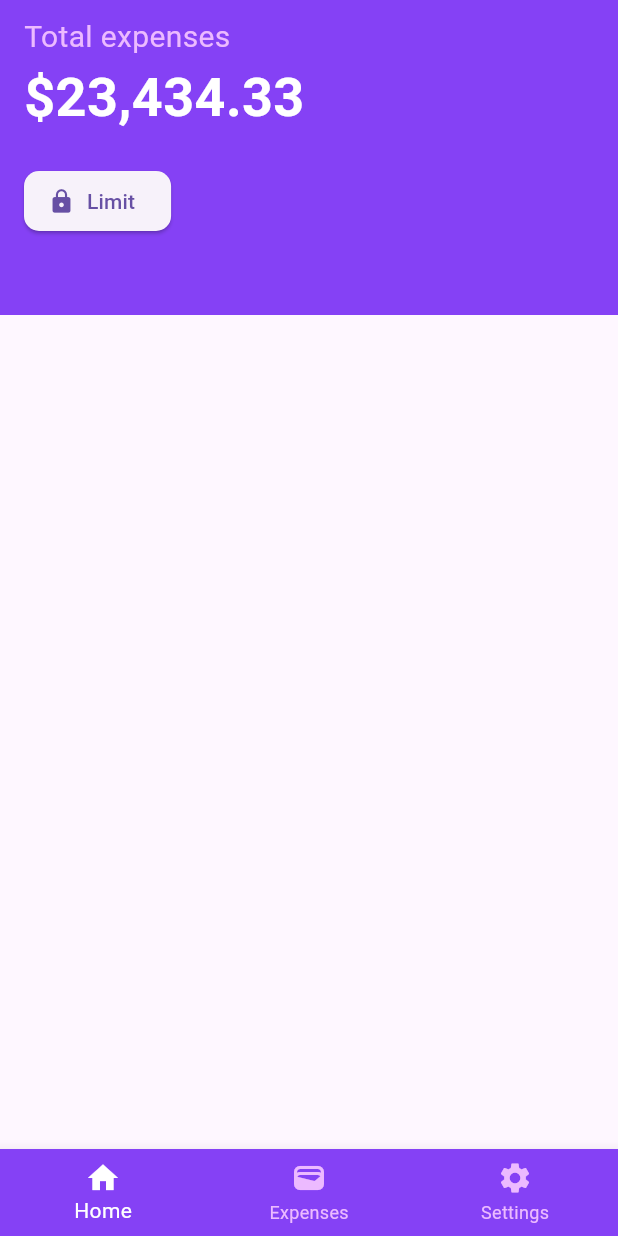
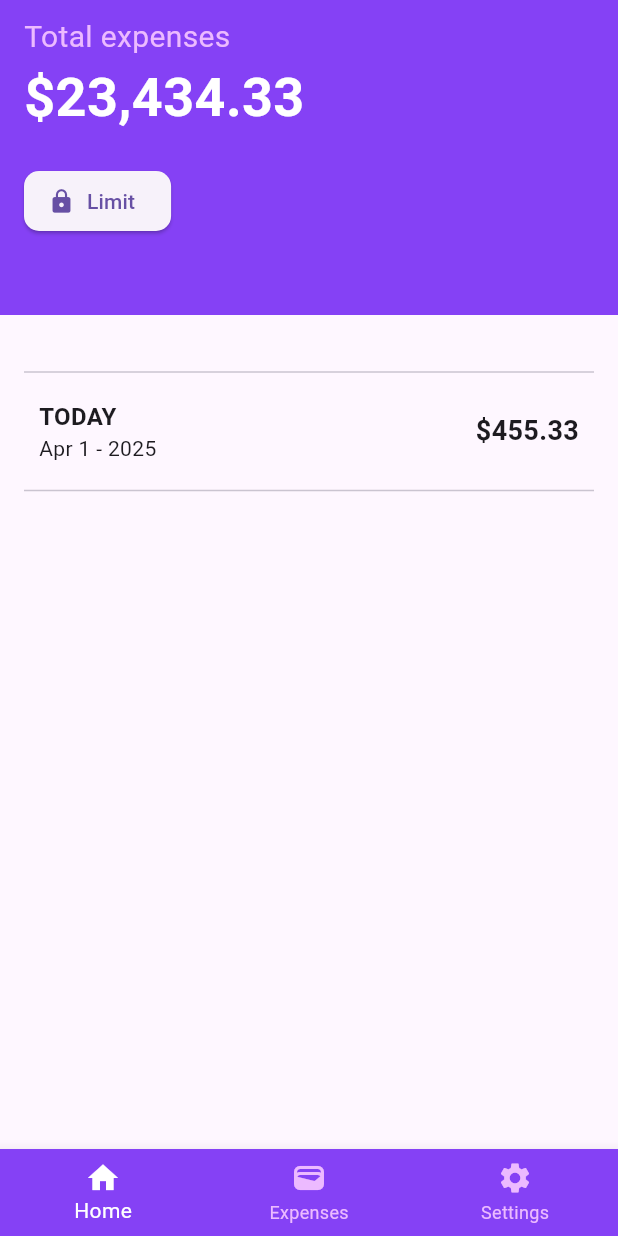
Before and after one commit to devLusk/expense_controller, a Flutter app: the screen it shows after launch, on a phone screen of 412 x 824 dp. Run offline on Flutter 3.47's test engine with Material 3 defaults, Android fonts, the phone set to English and light mode, and no system bars.

Commit message:
today expenses area

```diff
--- a/lib/main.dart
+++ b/lib/main.dart
@@ -10,6 +10,9 @@ class MainApp extends StatelessWidget {
 
   @override
   Widget build(BuildContext context) {
-    return MaterialApp(debugShowCheckedModeBanner: false, home: NavigationPage());
+    return MaterialApp(
+      debugShowCheckedModeBanner: false,
+      home: NavigationPage(),
+    );
   }
 }
--- a/lib/navigation/navigation_page.dart
+++ b/lib/navigation/navigation_page.dart
@@ -28,7 +28,10 @@ class _NavigationPageState extends State<NavigationPage> {
         items: [
           BottomNavigationBarItem(icon: Icon(Icons.home), label: "Home"),
           BottomNavigationBarItem(icon: Icon(Icons.wallet), label: "Expenses"),
-          BottomNavigationBarItem(icon: Icon(Icons.settings), label: "Settings")
+          BottomNavigationBarItem(
+            icon: Icon(Icons.settings),
+            label: "Settings",
+          ),
         ],
         selectedItemColor: Colors.white,
         unselectedItemColor: AppColors.secondaryColor,
--- a/lib/pages/home_page.dart
+++ b/lib/pages/home_page.dart
@@ -1,3 +1,4 @@
+import 'package:expense_controller/util/today_expenses_area.dart';
 import 'package:expense_controller/util/total_expenses_area.dart';
 import 'package:flutter/material.dart';
 
@@ -12,11 +13,7 @@ class _HomePageState extends State<HomePage> {
   @override
   Widget build(BuildContext context) {
     return Scaffold(
-      body: Column(
-        children: [
-          TotalExpensesArea()
-        ]
-      )
+      body: Column(children: [TotalExpensesArea(), TodayExpensesArea()]),
     );
   }
 }
--- /dev/null
+++ b/lib/util/today_expenses_area.dart
@@ -0,0 +1,48 @@
+import 'package:flutter/material.dart';
+
+class TodayExpensesArea extends StatefulWidget {
+  const TodayExpensesArea({super.key});
+
+  @override
+  State<TodayExpensesArea> createState() => _TodayExpensesAreaState();
+}
+
+class _TodayExpensesAreaState extends State<TodayExpensesArea> {
+  @override
+  Widget build(BuildContext context) {
+    return Padding(
+      padding: EdgeInsets.only(left: 16, right: 16, top: 30),
+      child: Column(
+        children: [
+          const Divider(),
+          Padding(
+            padding: EdgeInsets.all(10),
+            child: Row(
+              mainAxisAlignment: MainAxisAlignment.spaceBetween,
+              children: [
+                Column(
+                  crossAxisAlignment: CrossAxisAlignment.start,
+                  children: [
+                    Text(
+                      "TODAY",
+                      style: TextStyle(
+                        fontWeight: FontWeight.bold,
+                        fontSize: 16,
+                      ),
+                    ),
+                    Text("Apr 1 - 2025"),
+                  ],
+                ),
+                Text(
+                  "\$455.33",
+                  style: TextStyle(fontWeight: FontWeight.bold, fontSize: 18),
+                ),
+              ],
+            ),
+          ),
+          const Divider(),
+        ],
+      ),
+    );
+  }
+}
```
Also changed, not shown: lib/util/colors.dart (line endings or trailing spaces), 1 other file.
